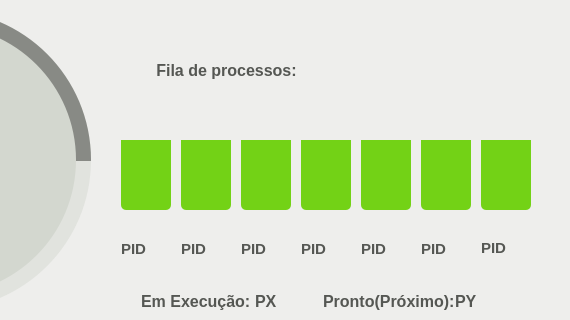
First picture: the form in ui_fifo_simulator/fifo_simulator.ui, repository hadtrindade/fifo-simulator, before the edit; both pictures show x 230 to 800 and y 91 to 411 of the 800 by 600 pixel window.
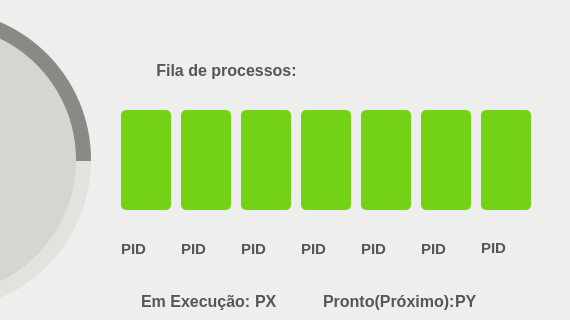
Second picture: the form after the edit.

Commit message:
fila integrada a GUI.
close #19

The edit to the form file:
```diff
--- a/ui_fifo_simulator/fifo_simulator.ui
+++ b/ui_fifo_simulator/fifo_simulator.ui
@@ -418,7 +418,7 @@
 </string>
         </property>
         <property name="value">
-         <number>30</number>
+         <number>0</number>
         </property>
         <property name="textVisible">
          <bool>false</bool>
@@ -460,7 +460,7 @@
 </string>
         </property>
         <property name="value">
-         <number>30</number>
+         <number>0</number>
         </property>
         <property name="textVisible">
          <bool>false</bool>
@@ -502,7 +502,7 @@
 </string>
         </property>
         <property name="value">
-         <number>30</number>
+         <number>0</number>
         </property>
         <property name="textVisible">
          <bool>false</bool>
@@ -544,7 +544,7 @@
 </string>
         </property>
         <property name="value">
-         <number>30</number>
+         <number>0</number>
         </property>
         <property name="textVisible">
          <bool>false</bool>
@@ -586,7 +586,7 @@
 </string>
         </property>
         <property name="value">
-         <number>30</number>
+         <number>0</number>
         </property>
         <property name="textVisible">
          <bool>false</bool>
@@ -628,7 +628,7 @@
 </string>
         </property>
         <property name="value">
-         <number>30</number>
+         <number>0</number>
         </property>
         <property name="textVisible">
          <bool>false</bool>
@@ -670,7 +670,7 @@
 </string>
         </property>
         <property name="value">
-         <number>30</number>
+         <number>0</number>
         </property>
         <property name="textVisible">
          <bool>false</bool>
```
Left out of the diff: 3 changed lines with no effect on the pictures. The commit also changes 4 other files.
